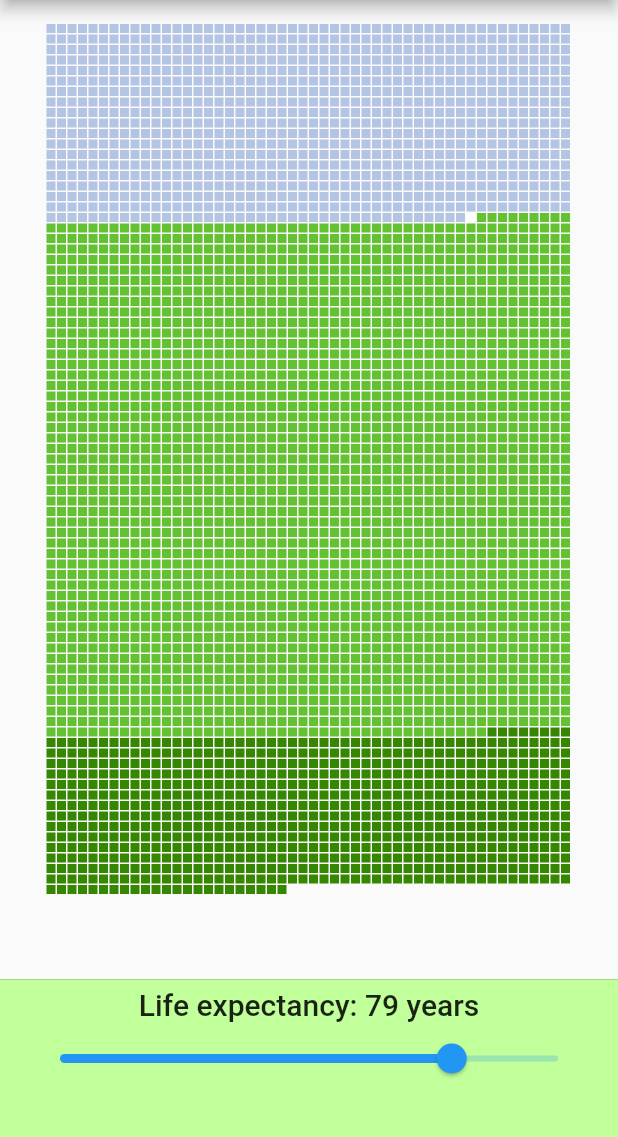
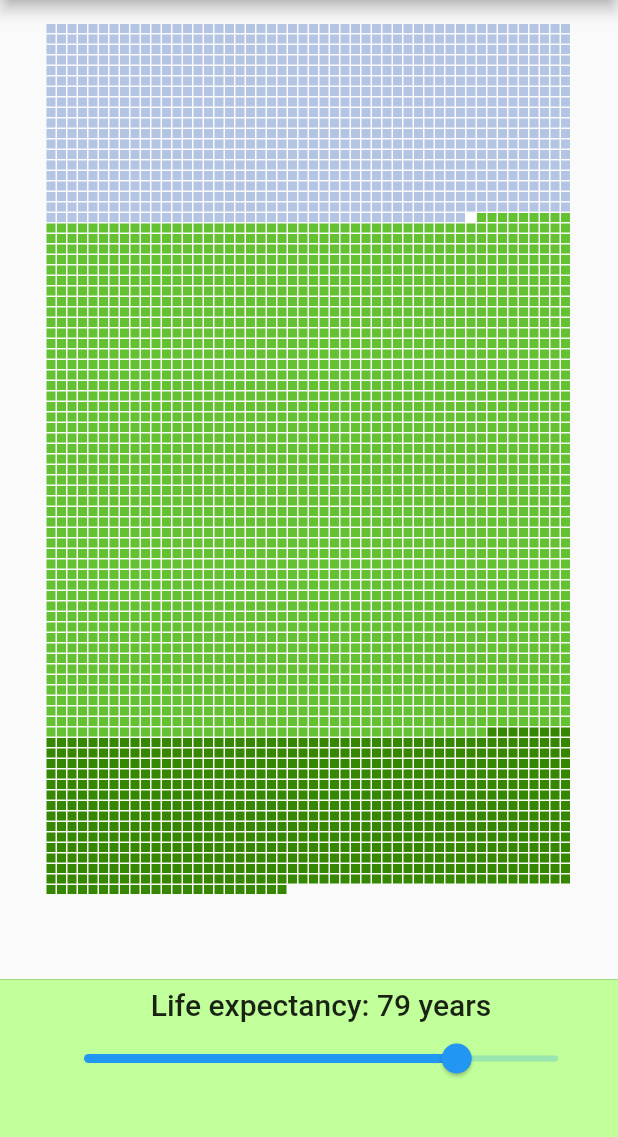
Before and after one commit to filiph/human-life, a Flutter app: the screen it shows after launch, scrolled down 515 dp, on a phone screen of 412 x 824 dp, the part 84-1221 px from its top. Run offline on Flutter 3.47's test engine with Material 2 defaults, Android fonts, the phone set to English and light mode, and no system bars.

Commit message:
Add landscape mode

```diff
--- a/lib/main.dart
+++ b/lib/main.dart
@@ -34,6 +34,10 @@
 
   @override
   Widget build(BuildContext context) {
+    return LayoutBuilder(
+      builder: (BuildContext context, BoxConstraints constraints) {
+        if (constraints.maxWidth < 600) {
+          // Narrow: use "mobile" UI.
           return Scaffold(
             appBar: AppBar(
               title: Text(HumanLifeApp.appName),
@@ -48,6 +52,22 @@
               ],
             ),
             bottomSheet: CustomizationDrawer(settings),
+          );
+        }
+        return Scaffold(
+          appBar: AppBar(
+            title: Text(HumanLifeApp.appName),
+          ),
+          body: Row(
+            crossAxisAlignment: CrossAxisAlignment.stretch,
+            children: [
+              Expanded(
+                  flex: 3, child: CustomizationListView(settings: settings)),
+              Expanded(flex: 7, child: HumanLifeVisualization(settings)),
+            ],
+          ),
+        );
+      },
     );
   }
 }
@@ -187,10 +207,41 @@
           child: SafeArea(
             child: Padding(
               padding: const EdgeInsets.only(left: 16, right: 16),
-              child: ListView(
+              child: CustomizationListView(
+                settings: settings,
+                scrollController: scrollController,
+                showPullUpHint: true,
+              ),
+            ),
+          ),
+        );
+      },
+    );
+  }
+}
+
+class CustomizationListView extends StatelessWidget {
+  const CustomizationListView({
+    required this.settings,
+    this.scrollController,
+    this.showPullUpHint = false,
+    Key? key,
+  }) : super(key: key);
+
+  final HumanLifeSettings settings;
+
+  final ScrollController? scrollController;
+
+  final bool showPullUpHint;
+
+  @override
+  Widget build(BuildContext context) {
+    return ListView(
       controller: scrollController,
+      padding: const EdgeInsets.only(left: 16),
       children: [
-                  SizedBox(height: 32),
+        if (showPullUpHint) SizedBox(height: 32),
+        if (showPullUpHint)
           Row(
             children: [
               Text(
@@ -216,11 +267,6 @@
         HumanLifeCustomization(settings),
         SizedBox(height: 32),
       ],
-              ),
-            ),
-          ),
-        );
-      },
     );
   }
 }
@@ -295,9 +341,12 @@
   Widget build(BuildContext context) {
     return Column(
       children: [
-        Text(
+        Padding(
+          padding: const EdgeInsets.symmetric(horizontal: 24),
+          child: Text(
             '${widget.label}: $_outValue years',
             style: Theme.of(context).textTheme.headline6,
+          ),
         ),
         Slider(
           value: _value,
```
Lines whose indentation alone changed are shown as unchanged.
